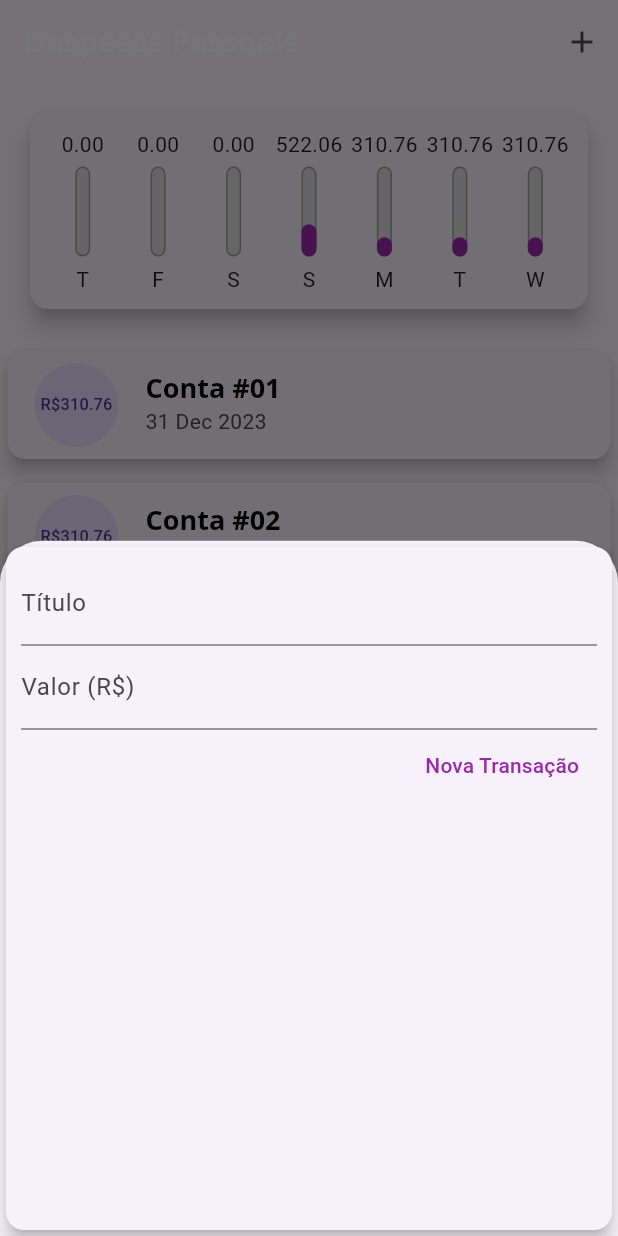
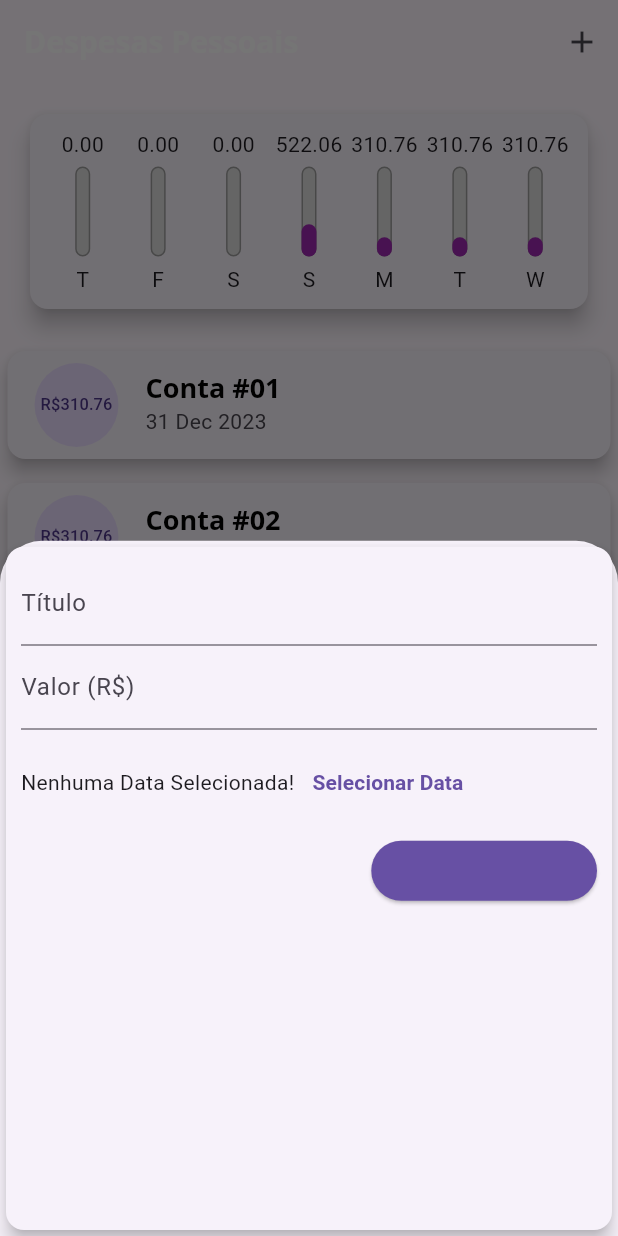
Before and after one commit to ArthurThuko/FlutterUdemy, a Flutter app: the screen it shows after launch, after a tap on the "add" icon, on a phone screen of 412 x 824 dp. Run offline on Flutter 3.47's test engine with Material 3 defaults, Android fonts, the phone set to English and light mode, and no system bars.

Commit message:
Alterações

```diff
--- a/expenses/lib/components/transaction_form.dart
+++ b/expenses/lib/components/transaction_form.dart
@@ -14,7 +14,7 @@ class _TransactionFormState extends State<TransactionForm> {
 
   final valueController = TextEditingController();
 
-  _submitForm(){
+  _submitForm() {
     final title = titleController.text;
     final value = double.tryParse(valueController.text) ?? 0.0;
 
@@ -48,14 +48,35 @@ class _TransactionFormState extends State<TransactionForm> {
                 labelText: 'Valor (R\$)',
               ),
             ),
+            Container(
+              height: 70,
+              child: Row(
+                children: <Widget>[
+                  Text('Nenhuma Data Selecionada!'),
+                  TextButton(
+                    child: Text(
+                      'Selecionar Data',
+                      style: TextStyle(
+                        color: Theme.of(context).primaryColor,
+                        fontWeight: FontWeight.bold,
+                      ),
+                    ),
+                    onPressed: () {},
+                  )
+                ],
+              ),
+            ),
             Row(
               mainAxisAlignment: MainAxisAlignment.end,
               children: [
-                TextButton(
+                ElevatedButton(
                   onPressed: _submitForm,
+                  style: ElevatedButton.styleFrom(
+                    backgroundColor: Theme.of(context).primaryColor,
+                  ),
                   child: Text(
                     'Nova Transação',
-                    style: TextStyle(color: Colors.purple),
+                    style: TextStyle(color: Theme.of(context).primaryColor),
                   ),
                 ),
               ],
```
